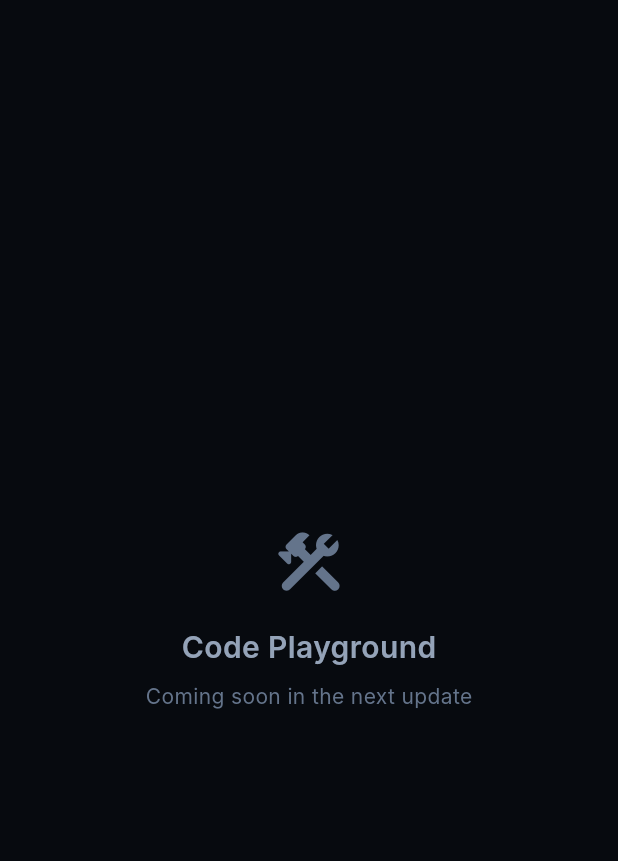
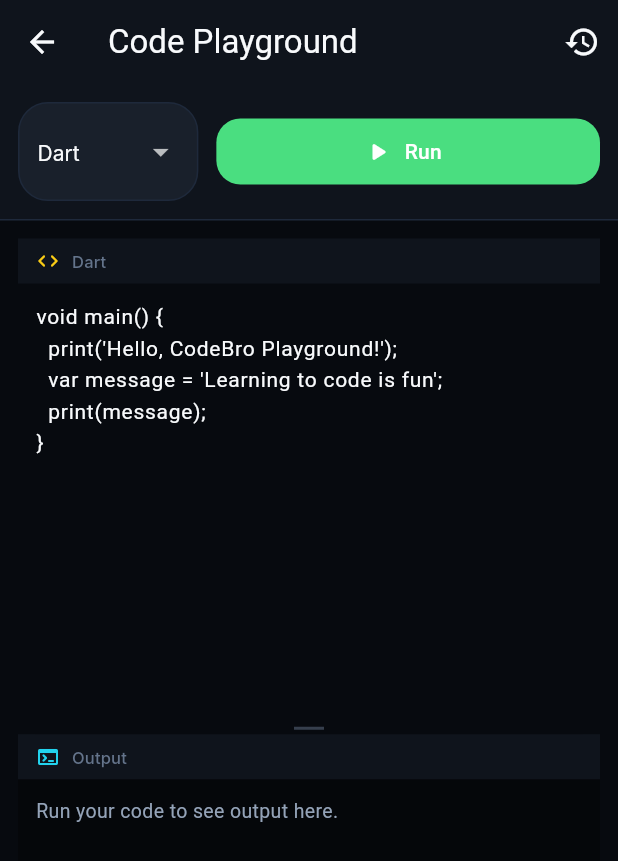
Before and after one commit to yassinalkhulaqi/Tango, a Flutter app: the HomePage screen opened by its route, item 3 of the bottom bar chosen, on a phone screen of 412 x 824 dp. Shown: the top 861 px of the screen. Run offline on Flutter 3.47's test engine with Material 3 defaults, Android fonts, the phone set to English and light mode, and no system bars; Roboto replaces fonts that are missing (FiraCode, Inter); statements that could not run were skipped.

Commit message:
feat(ui): playground code editor with output console and run button

```diff
--- /dev/null
+++ b/lib/features/playground/domain/snippet_model.dart
@@ -0,0 +1,15 @@
+class CodeSnippet {
+  final String id;
+  final String title;
+  final String language;
+  final String code;
+  final DateTime createdAt;
+
+  const CodeSnippet({
+    required this.id,
+    required this.title,
+    required this.language,
+    required this.code,
+    required this.createdAt,
+  });
+}
--- /dev/null
+++ b/lib/features/playground/presentation/pages/playground_page.dart
@@ -0,0 +1,272 @@
+import 'package:flutter/material.dart';
+import '../../../../core/theme/app_colors.dart';
+import '../../../../core/theme/app_text_styles.dart';
+import '../../../../core/theme/app_spacing.dart';
+import '../../../../core/theme/app_radius.dart';
+import '../../../core/theme/app_shadows.dart';
+import '../domain/snippet_model.dart';
+
+class PlaygroundPage extends StatefulWidget {
+  const PlaygroundPage({super.key});
+
+  @override
+  State<PlaygroundPage> createState() => _PlaygroundPageState();
+}
+
+class _PlaygroundPageState extends State<PlaygroundPage> {
+  final _codeController = TextEditingController();
+  final _outputController = TextEditingController();
+  String _language = 'Dart';
+  double _divider = 0.6;
+  bool _isRunning = false;
+
+  static const _languages = ['Dart', 'Python', 'JavaScript', 'Flutter'];
+
+  @override
+  void initState() {
+    super.initState();
+    _codeController.text = '''void main() {
+  print('Hello, CodeBro Playground!');
+  var message = 'Learning to code is fun';
+  print(message);
+}''';
+  }
+
+  @override
+  void dispose() {
+    _codeController.dispose();
+    _outputController.dispose();
+    super.dispose();
+  }
+
+  void _runCode() {
+    setState(() => _isRunning = true);
+    _outputController.text = 'Running $_language code...\n\n';
+    Future.delayed(const Duration(seconds: 1), () {
+      if (!mounted) return;
+      setState(() {
+        _outputController.text +=
+            'Hello, CodeBro Playground!\nLearning to code is fun\n\nExecution completed in 840ms.';
+        _isRunning = false;
+      });
+    });
+  }
+
+  @override
+  Widget build(BuildContext context) {
+    return Scaffold(
+      backgroundColor: AppColors.background,
+      appBar: AppBar(
+        title: const Text('Code Playground'),
+        backgroundColor: AppColors.surface,
+        elevation: 0,
+        centerTitle: false,
+        actions: [
+          IconButton(
+            icon: const Icon(Icons.restore_outlined),
+            onPressed: _isRunning
+                ? null
+                : () {
+                    setState(() {
+                      _outputController.clear();
+                      _codeController.text = '''void main() {
+  print('Hello, CodeBro Playground!');
+}''';
+                    });
+                  },
+          ),
+        ],
+      ),
+      body: Column(
+        children: [
+          _buildToolbar(),
+          Expanded(
+            child: LayoutBuilder(
+              builder: (context, constraints) {
+                final editorHeight = (constraints.maxHeight * _divider).clamp(60.0, constraints.maxHeight - 60);
+                return Column(
+                  children: [
+                    Expanded(
+                      flex: 1,
+                      child: _buildEditorPane(editorHeight),
+                    ),
+                    _buildDivider(),
+                    Expanded(
+                      flex: 1,
+                      child: _buildOutputPane(),
+                    ),
+                  ],
+                );
+              },
+            ),
+          ),
+        ],
+      ),
+    );
+  }
+
+  Widget _buildToolbar() {
+    return Container(
+      padding: const EdgeInsets.all(AppSpacing.md),
+      decoration: BoxDecoration(
+        color: AppColors.surface,
+        border: const Border(bottom: BorderSide(color: AppColors.cardBorder, width: 1)),
+      ),
+      child: Row(
+        children: [
+          Container(
+            padding: const EdgeInsets.symmetric(horizontal: AppSpacing.md, vertical: AppSpacing.sm),
+            decoration: BoxDecoration(
+              color: AppColors.surfaceLight,
+              borderRadius: AppRadius.circular(AppRadius.xxl),
+              border: Border.all(color: AppColors.cardBorder, width: 1),
+            ),
+            child: DropdownButtonHideUnderline(
+              child: DropdownButton<String>(
+                value: _language,
+                dropdownColor: AppColors.surfaceLight,
+                style: AppTextStyles.bodyMedium.copyWith(color: AppColors.textPrimary),
+                items: _languages
+                    .map((l) => DropdownMenuItem(value: l, child: Text(l)))
+                    .toList(),
+                onChanged: (v) => setState(() => _language = v!),
+              ),
+            ),
+          ),
+          const SizedBox(width: AppSpacing.md),
+          Expanded(
+            child: SizedBox(
+              height: 44,
+              child: ElevatedButton.icon(
+                onPressed: _isRunning ? null : _runCode,
+                icon: _isRunning
+                    ? const SizedBox(width: 16, height: 16, child: CircularProgressIndicator(strokeWidth: 2))
+                    : const Icon(Icons.play_arrow_rounded, size: 20),
+                label: Text(_isRunning ? 'Running...' : 'Run'),
+                style: ElevatedButton.styleFrom(
+                  backgroundColor: AppColors.green,
+                  foregroundColor: Colors.white,
+                  elevation: 0,
+                  shape: RoundedRectangleBorder(
+                    borderRadius: AppRadius.circular(AppRadius.xl),
+                  ),
+                ),
+              ),
+            ),
+          ),
+        ],
+      ),
+    );
+  }
+
+  Widget _buildEditorPane(double height) {
+    return Container(
+      height: height,
+      decoration: BoxDecoration(
+        color: const Color(0xFF070A0F),
+        borderRadius: AppRadius.circular(AppRadius.lg),
+      ),
+      margin: const EdgeInsets.all(AppSpacing.md),
+      child: Column(
+        crossAxisAlignment: CrossAxisAlignment.start,
+        children: [
+          Container(
+            height: 30,
+            color: const Color(0xFF0F141C),
+            padding: const EdgeInsets.symmetric(horizontal: AppSpacing.md),
+            child: Row(
+              children: [
+                const Icon(Icons.code_rounded, color: AppColors.primaryYellow, size: 16),
+                const SizedBox(width: AppSpacing.sm),
+                Text(
+                  _language,
+                  style: AppTextStyles.labelSmall.copyWith(color: AppColors.textMuted, fontSize: 11),
+                ),
+              ],
+            ),
+          ),
+          Expanded(
+            child: TextField(
+              controller: _codeController,
+              maxLines: null,
+              expands: true,
+              style: const TextStyle(
+                fontFamily: 'FiraCode',
+                fontSize: 14,
+                color: AppColors.textPrimary,
+                height: 1.5,
+              ),
+              decoration: const InputDecoration(
+                border: InputBorder.none,
+                contentPadding: EdgeInsets.all(AppSpacing.md),
+              ),
+            ),
+          ),
+        ],
+      ),
+    );
+  }
+
+  Widget _buildDivider() {
+    return GestureDetector(
+      onHorizontalDragUpdate: (details) {
+        setState(() => _divider = (_divider + details.delta.dx / 400).clamp(0.25, 0.85));
+      },
+      child: Container(
+        height: 8,
+        color: Colors.transparent,
+        child: Center(
+          child: Container(
+            width: 20,
+            height: 2,
+            color: AppColors.textMuted.withValues(alpha: 0.5),
+          ),
+        ),
+      ),
+    );
+  }
+
+  Widget _buildOutputPane() {
+    return Container(
+      decoration: BoxDecoration(
+        color: const Color(0xFF05070A),
+        borderRadius: AppRadius.circular(AppRadius.lg),
+      ),
+      margin: const EdgeInsets.fromLTRB(AppSpacing.md, 0, AppSpacing.md, AppSpacing.md),
+      child: Column(
+        crossAxisAlignment: CrossAxisAlignment.start,
+        children: [
+          Container(
+            height: 30,
+            color: const Color(0xFF0F141C),
+            padding: const EdgeInsets.symmetric(horizontal: AppSpacing.md),
+            child: Row(
+              children: [
+                const Icon(Icons.terminal_rounded, color: AppColors.primaryCyan, size: 16),
+                const SizedBox(width: AppSpacing.sm),
+                Text(
+                  'Output',
+                  style: AppTextStyles.labelSmall.copyWith(color: AppColors.textMuted, fontSize: 11),
+                ),
+              ],
+            ),
+          ),
+          Expanded(
+            child: SingleChildScrollView(
+              padding: const EdgeInsets.all(AppSpacing.md),
+              child: Text(
+                _outputController.text.isEmpty ? 'Run your code to see output here.' : _outputController.text,
+                style: const TextStyle(
+                  fontFamily: 'FiraCode',
+                  fontSize: 13,
+                  color: AppColors.textSecondary,
+                  height: 1.5,
+                ),
+              ),
+            ),
+          ),
+        ],
+      ),
+    );
+  }
+}
--- a/lib/main.dart
+++ b/lib/main.dart
@@ -11,6 +11,7 @@ import 'features/courses/presentation/pages/courses_list_page.dart';
 import 'features/courses/presentation/pages/course_detail_page.dart';
 import 'features/quiz/presentation/pages/quiz_page.dart';
 import 'features/quiz/domain/quiz_model.dart';
+import 'features/playground/presentation/pages/playground_page.dart';
 
 void main() {
   WidgetsFlutterBinding.ensureInitialized();
@@ -77,7 +78,7 @@ class CodeBroApp extends StatelessWidget {
                 ),
               ],
             ),
-        '/playground': (context) => const _ComingSoonPage(title: 'Code Playground'),
+        '/playground': (context) => const PlaygroundPage(),
         '/leaderboard': (context) => const _ComingSoonPage(title: 'Leaderboard'),
         '/profile': (context) => const _ComingSoonPage(title: 'Profile'),
       },
```
